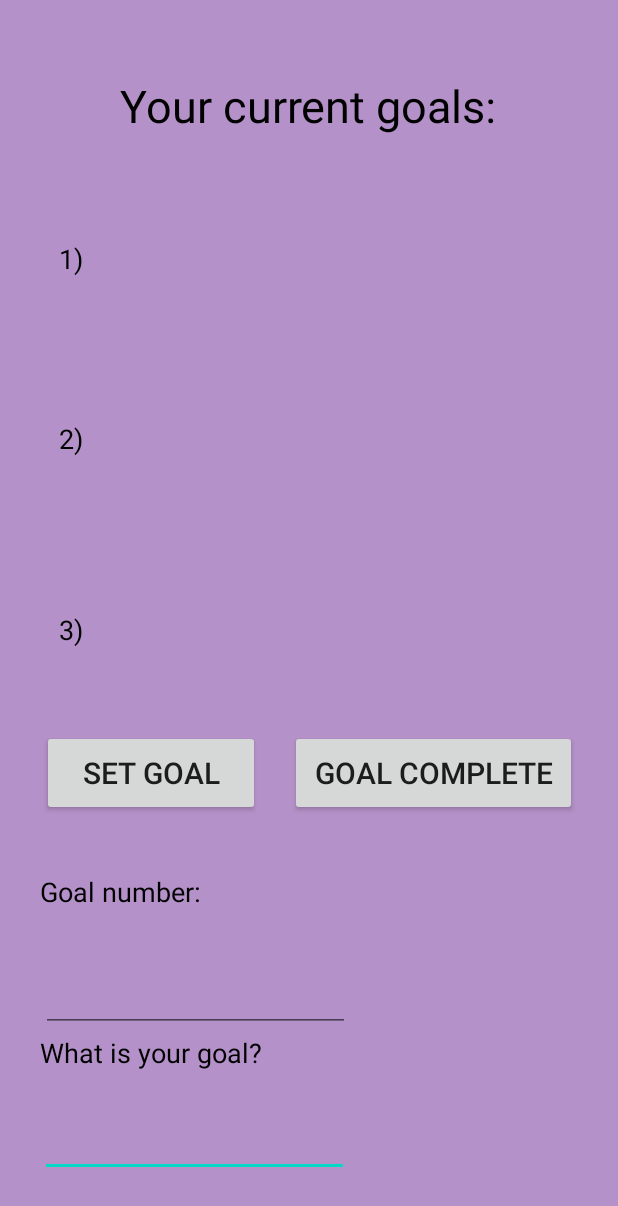
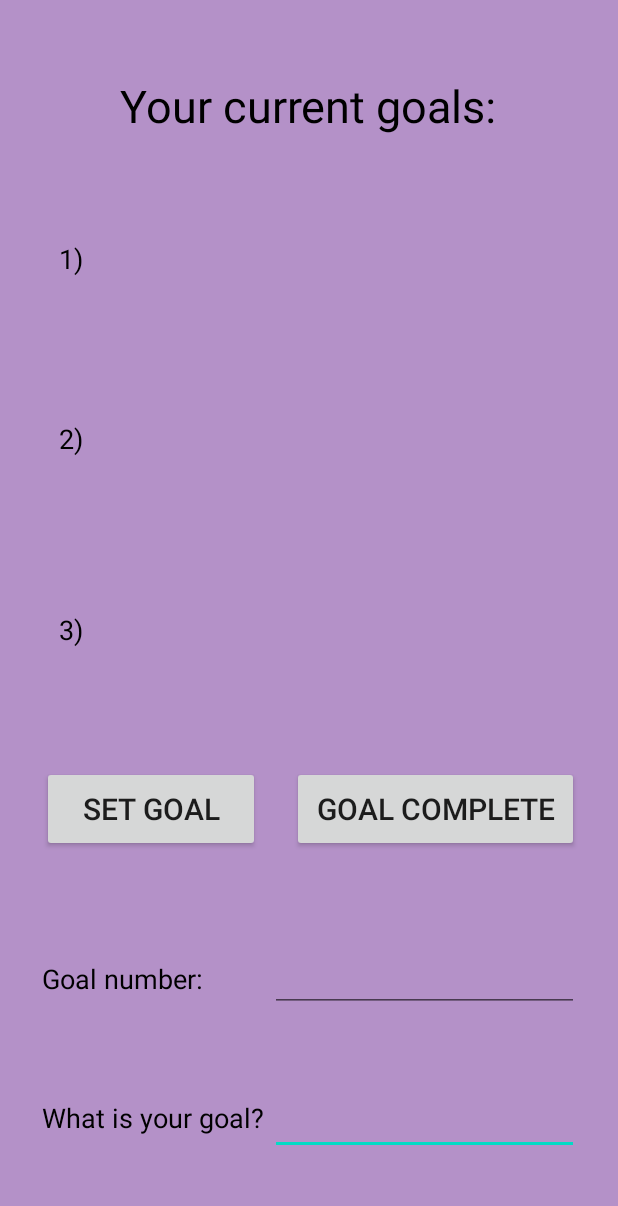
Before and after one commit to ZADAWI123/CMSC-355-APP-Group-D, an Android app: the Goals screen opened directly, with no data from a screen before it, on a phone screen of 412 x 824 dp. Shown: the top 1206 px of the screen. Run offline under Robolectric (Android 15) with nearby library versions, the phone set to English and light mode, and no system bars.

Commit message:
Adjusted button and text view positions
The positions of buttons and text views were changed in the hub and goals tab to create a better look.

```diff
--- a/app/src/main/res/layout/activity_goals.xml
+++ b/app/src/main/res/layout/activity_goals.xml
@@ -16,10 +16,10 @@
         android:inputType="textPersonName"
         app:layout_constraintBottom_toBottomOf="parent"
         app:layout_constraintEnd_toEndOf="parent"
-        app:layout_constraintHorizontal_bias="0.131"
+        app:layout_constraintHorizontal_bias="0.873"
         app:layout_constraintStart_toStartOf="parent"
         app:layout_constraintTop_toTopOf="parent"
-        app:layout_constraintVertical_bias="0.949" />
+        app:layout_constraintVertical_bias="0.93" />
 
     <TextView
         android:id="@+id/textView13"
@@ -112,24 +112,25 @@
         android:textSize="18sp"
         app:layout_constraintBottom_toBottomOf="parent"
         app:layout_constraintEnd_toEndOf="parent"
-        app:layout_constraintHorizontal_bias="0.088"
-        app:layout_constraintStart_toStartOf="parent"
+        app:layout_constraintHorizontal_bias="0.0"
+        app:layout_constraintStart_toStartOf="@+id/setG"
         app:layout_constraintTop_toTopOf="parent"
-        app:layout_constraintVertical_bias="0.728" />
+        app:layout_constraintVertical_bias="0.801" />
 
     <EditText
         android:id="@+id/goalNum"
         android:layout_width="206dp"
         android:layout_height="50dp"
-        android:layout_marginBottom="136dp"
         android:ems="10"
         android:inputType="number"
         android:textColor="#000000"
         android:textSize="18sp"
         app:layout_constraintBottom_toBottomOf="parent"
         app:layout_constraintEnd_toEndOf="parent"
-        app:layout_constraintHorizontal_bias="0.134"
-        app:layout_constraintStart_toStartOf="parent" />
+        app:layout_constraintHorizontal_bias="0.873"
+        app:layout_constraintStart_toStartOf="parent"
+        app:layout_constraintTop_toTopOf="parent"
+        app:layout_constraintVertical_bias="0.807" />
 
     <TextView
         android:id="@+id/textView24"
@@ -140,10 +141,10 @@
         android:textSize="18sp"
         app:layout_constraintBottom_toBottomOf="parent"
         app:layout_constraintEnd_toEndOf="parent"
-        app:layout_constraintHorizontal_bias="0.101"
-        app:layout_constraintStart_toStartOf="parent"
+        app:layout_constraintHorizontal_bias="0.0"
+        app:layout_constraintStart_toStartOf="@+id/setG"
         app:layout_constraintTop_toTopOf="parent"
-        app:layout_constraintVertical_bias="0.862" />
+        app:layout_constraintVertical_bias="0.917" />
 
     <Button
         android:id="@+id/setG"
@@ -156,7 +157,7 @@
         app:layout_constraintHorizontal_bias="0.105"
         app:layout_constraintStart_toStartOf="parent"
         app:layout_constraintTop_toTopOf="parent"
-        app:layout_constraintVertical_bias="0.635" />
+        app:layout_constraintVertical_bias="0.666" />
 
     <TextView
         android:id="@+id/goal1"
@@ -179,9 +180,9 @@
         android:textSize="20sp"
         app:layout_constraintBottom_toBottomOf="parent"
         app:layout_constraintEnd_toEndOf="parent"
-        app:layout_constraintHorizontal_bias="0.877"
+        app:layout_constraintHorizontal_bias="0.881"
         app:layout_constraintStart_toStartOf="parent"
         app:layout_constraintTop_toTopOf="parent"
-        app:layout_constraintVertical_bias="0.635" />
+        app:layout_constraintVertical_bias="0.666" />
 
 </androidx.constraintlayout.widget.ConstraintLayout>
```
Also changed, not shown: app/src/main/res/layout/activity_main_hub.xml (+7 -7 lines).
